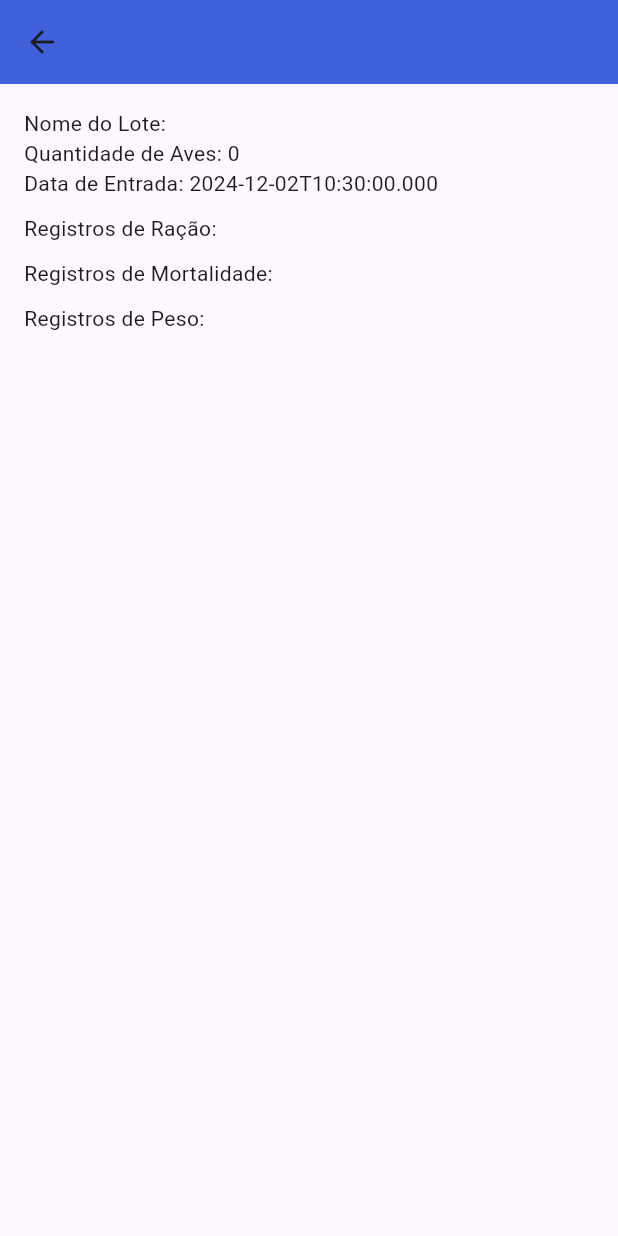
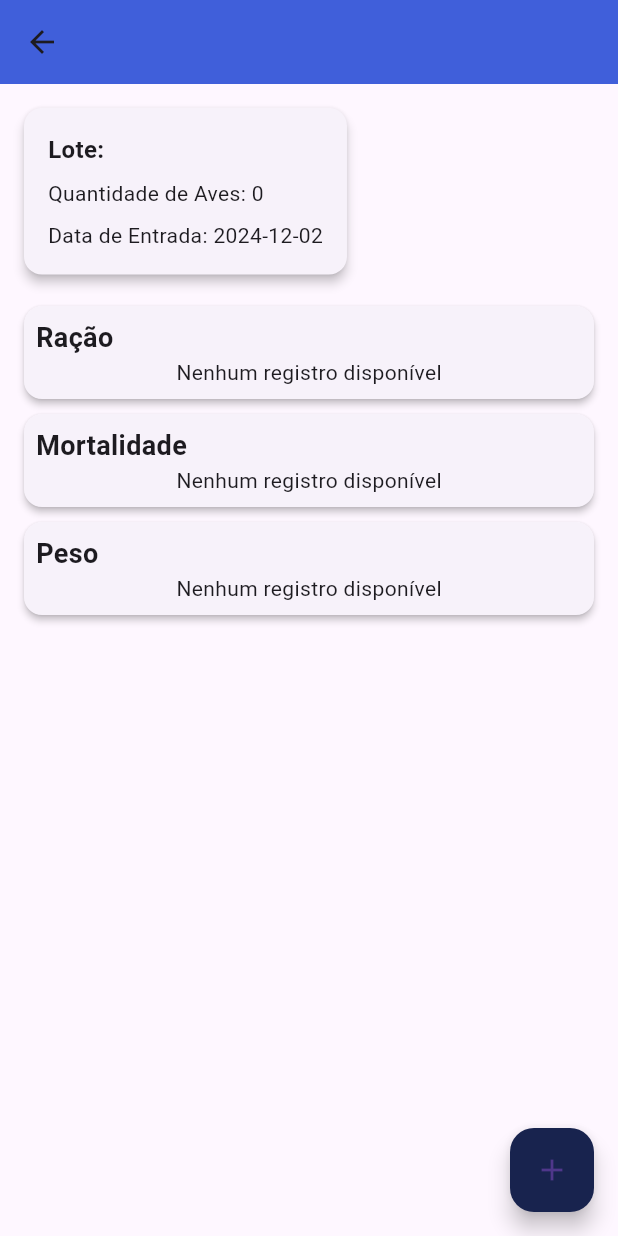
Before and after one commit to EduardoCavazin/projeto-aviario, a Flutter app: the BatchScreenInfo screen opened directly with empty values, on a phone screen of 412 x 824 dp. Run offline on Flutter 3.47's test engine with Material 3 defaults, Android fonts, the phone set to English and light mode, and no system bars; our stand-ins replace cloud_firestore, firebase_auth, firebase_core; accounts and stored records are empty.

Commit message:
Criação de formulários para adição de dados e carregar os mesmos na tela de informações

```diff
--- a/lib/app/widget/property/add_batch_form.dart
+++ b/lib/app/widget/forms/add_batch_form.dart
@@ -90,6 +90,8 @@ class _AddBatchFormState extends State<AddBatchForm> {
 
     try {
       final batchName = 'Lote ${DateFormat('MMMM yyyy', 'pt_BR').format(_entryDate!)}';
+
+      print("Tentando salvar");
 
       final batch = BatchDTO(
         id: '',
--- a/lib/app/widget/property/batch_screen_info.dart
+++ b/lib/app/widget/property/batch_screen_info.dart
@@ -1,52 +1,201 @@
 import 'package:flutter/material.dart';
+import 'package:projeto_ddm/app/application/batch_application.dart';
+import 'package:projeto_ddm/app/widget/forms/add_feed_form.dart';
+import 'package:projeto_ddm/app/widget/forms/add_mortality_form.dart';
+import 'package:projeto_ddm/app/widget/forms/add_weight_form.dart';
 
-class BatchScreenInfo extends StatelessWidget {
-  final int birdCount;
-  final DateTime entryDate;
-  final List<Map<String, dynamic>> feedRecords;
-  final List<Map<String, dynamic>> mortalityRecords;
-  final List<Map<String, dynamic>> weightRecords;
+class BatchScreenInfo extends StatefulWidget {
+  final String batchId;
   final String batchName;
-
-
 
   const BatchScreenInfo({
     Key? key,
+    required this.batchId,
     required this.batchName,
-    required this.birdCount,
-    required this.entryDate,
-    required this.feedRecords,
-    required this.mortalityRecords,
-    required this.weightRecords,
   }) : super(key: key);
+
+  @override
+  _BatchScreenInfoState createState() => _BatchScreenInfoState();
+}
+
+class _BatchScreenInfoState extends State<BatchScreenInfo> {
+  bool _isLoading = true;
+  int birdCount = 0;
+  DateTime entryDate = DateTime.now();
+  List<Map<String, dynamic>> feedRecords = [];
+  List<Map<String, dynamic>> mortalityRecords = [];
+  List<Map<String, dynamic>> weightRecords = [];
+
+  @override
+  void initState() {
+    super.initState();
+    _loadBatchData();
+  }
+
+  Future<void> _loadBatchData() async {
+    setState(() {
+      _isLoading = true;
+    });
+
+    try {
+      final batch = await BatchApplication().getBatchById(widget.batchId);
+      if (batch != null) {
+        setState(() {
+          birdCount = batch.birdCount;
+          entryDate = batch.entryDate;
+          feedRecords = batch.feedRecords;
+          mortalityRecords = batch.mortalityRecords;
+          weightRecords = batch.weightRecords;
+        });
+      }
+    } catch (e) {
+      ScaffoldMessenger.of(context).showSnackBar(
+        SnackBar(content: Text('Erro ao carregar dados do lote: $e')),
+      );
+    } finally {
+      setState(() {
+        _isLoading = false;
+      });
+    }
+  }
+
+  void _showAddInfoOptions(BuildContext context) {
+    showModalBottomSheet(
+      context: context,
+      builder: (context) {
+        return Wrap(
+          children: [
+            ListTile(
+              leading: const Icon(Icons.local_dining),
+              title: const Text('Adicionar Ração'),
+              onTap: () {
+                Navigator.pop(context);
+                _navigateToAddForm(context, 'ração');
+              },
+            ),
+            ListTile(
+              leading: const Icon(Icons.pest_control),
+              title: const Text('Adicionar Mortalidade'),
+              onTap: () {
+                Navigator.pop(context);
+                _navigateToAddForm(context, 'mortalidade');
+              },
+            ),
+            ListTile(
+              leading: const Icon(Icons.scale),
+              title: const Text('Adicionar Peso'),
+              onTap: () {
+                Navigator.pop(context);
+                _navigateToAddForm(context, 'peso');
+              },
+            ),
+          ],
+        );
+      },
+    );
+  }
+
+  void _navigateToAddForm(BuildContext context, String type) {
+    Widget form;
+    switch (type) {
+      case 'ração':
+        form = AddFeedForm(batchId: widget.batchId);
+        break;
+      case 'mortalidade':
+        form = AddMortalityForm(batchId: widget.batchId);
+        break;
+      case 'peso':
+        form = AddWeightForm(batchId: widget.batchId);
+        break;
+      default:
+        return;
+    }
+
+    Navigator.push(
+      context,
+      MaterialPageRoute(builder: (context) => form),
+    ).then((_) {
+      _loadBatchData();
+    });
+  }
 
   @override
   Widget build(BuildContext context) {
     return Scaffold(
       appBar: AppBar(
-        title: Text('$batchName'),
-        backgroundColor: Color.fromARGB(255, 64, 95, 218),
+        title: Text(widget.batchName),
+        backgroundColor: const Color.fromARGB(255, 64, 95, 218),
       ),
-      body: Padding(
-        padding: const EdgeInsets.all(16.0),
+      body: _isLoading
+          ? const Center(child: CircularProgressIndicator())
+          : SingleChildScrollView(
+              padding: const EdgeInsets.all(16.0),
+              child: Column(
+                crossAxisAlignment: CrossAxisAlignment.start,
+                children: [
+                  Card(
+                    elevation: 3,
+                    margin: const EdgeInsets.only(bottom: 16.0),
+                    child: Padding(
+                      padding: const EdgeInsets.all(16.0),
+                      child: Column(
+                        crossAxisAlignment: CrossAxisAlignment.start,
+                        children: [
+                          Text('Lote: ${widget.batchName}',
+                              style: const TextStyle(
+                                  fontSize: 16, fontWeight: FontWeight.bold)),
+                          const SizedBox(height: 8),
+                          Text('Quantidade de Aves: $birdCount'),
+                          const SizedBox(height: 8),
+                          Text(
+                            'Data de Entrada: ${entryDate.toLocal().toString().split(' ')[0]}',
+                          ),
+                        ],
+                      ),
+                    ),
+                  ),
+                  _buildRecordCard('Ração', feedRecords, 'quantity'),
+                  _buildRecordCard('Mortalidade', mortalityRecords, 'count'),
+                  _buildRecordCard('Peso', weightRecords, 'weight'),
+                ],
+              ),
+            ),
+      floatingActionButton: FloatingActionButton(
+        onPressed: () => _showAddInfoOptions(context),
+        backgroundColor: const Color(0xFF18234E),
+        child: const Icon(Icons.add),
+      ),
+    );
+  }
+
+  Widget _buildRecordCard(
+      String title, List<Map<String, dynamic>> records, String valueKey) {
+    return Card(
+      elevation: 2,
+      margin: const EdgeInsets.symmetric(vertical: 5.0),
+      child: Padding(
+        padding: const EdgeInsets.all(8.0),
         child: Column(
           crossAxisAlignment: CrossAxisAlignment.start,
           children: [
-            Text('Nome do Lote: $batchName'),
-            Text('Quantidade de Aves: $birdCount'),
-            Text('Data de Entrada: ${entryDate.toLocal().toIso8601String()}'),
-            const SizedBox(height: 10),
-            const Text('Registros de Ração:'),
-            for (var record in feedRecords)
-              Text('- ${record['date']}: ${record['quantity']} kg'),
-            const SizedBox(height: 10),
-            const Text('Registros de Mortalidade:'),
-            for (var record in mortalityRecords)
-              Text('- ${record['date']}: ${record['count']} aves'),
-            const SizedBox(height: 10),
-            const Text('Registros de Peso:'),
-            for (var record in weightRecords)
-              Text('- ${record['date']}: ${record['weight']} kg'),
+            Text(
+              title,
+              style: const TextStyle(fontSize: 18, fontWeight: FontWeight.bold),
+            ),
+            if (records.isEmpty)
+              const Center(
+                child: Text('Nenhum registro disponível'),
+              )
+            else
+              ...records.map((record) {
+                return ListTile(
+                  dense: true,
+                  leading: const Icon(Icons.info_outline),
+                  title: Text('Valor: ${record[valueKey]}'),
+                  subtitle: Text('Data: ${record['date']}'),
+
+                );
+              }).toList(),
           ],
         ),
       ),
```
Also changed, not shown: lib/app/widget/forms/add_feed_form.dart (added, +140 -0 lines), lib/app/widget/forms/add_mortality_form.dart (added, +139 -0 lines), lib/app/widget/forms/add_weight_form.dart (added, +140 -0 lines), lib/app/widget/property/batch_screen_list.dart (+4 -3 lines).
